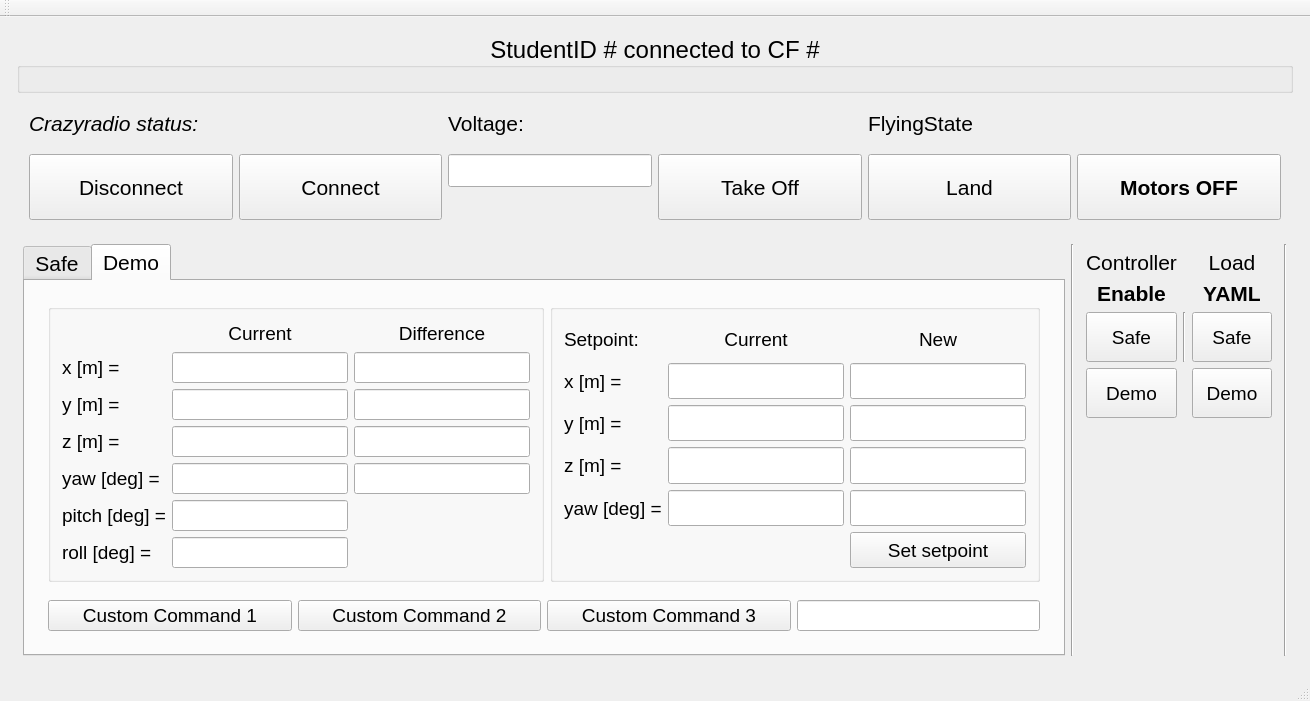
Old version of the form pps_ws/src/d_fall_pps/GUI_Qt/studentGUI/src/MainWindow.ui in the repository alexdidier/rampc-quadrotor.
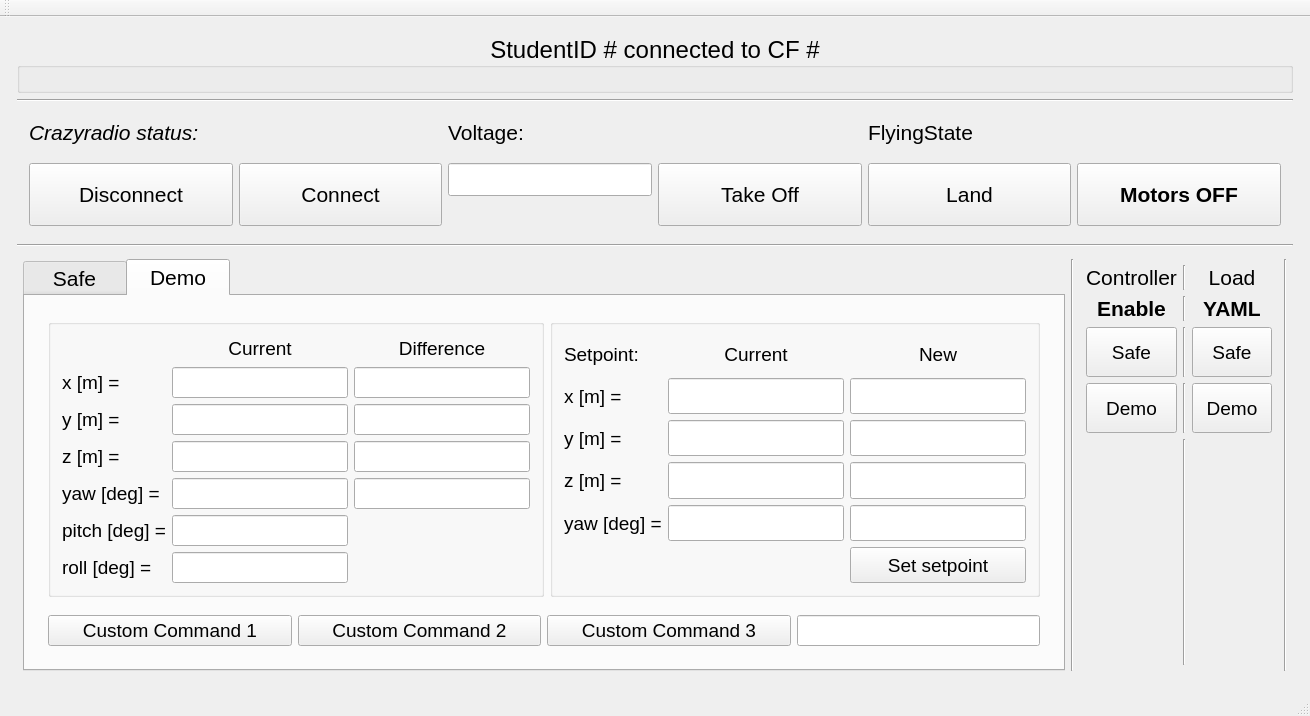
New version of the form. The open tabs and pages were chosen to show the change.

Commit message: Small adjustments to Student GUI

```diff
--- a/pps_ws/src/d_fall_pps/GUI_Qt/studentGUI/src/MainWindow.ui
+++ b/pps_ws/src/d_fall_pps/GUI_Qt/studentGUI/src/MainWindow.ui
@@ -63,6 +63,13 @@
         <layout class="QGridLayout" name="gridLayout_2"/>
        </widget>
       </item>
+      <item>
+       <widget class="Line" name="line_9">
+        <property name="orientation">
+         <enum>Qt::Horizontal</enum>
+        </property>
+       </widget>
+      </item>
       <item>
        <layout class="QVBoxLayout" name="verticalLayout">
         <property name="leftMargin">
@@ -333,6 +340,13 @@
         </item>
        </layout>
       </item>
+      <item>
+       <widget class="Line" name="line_8">
+        <property name="orientation">
+         <enum>Qt::Horizontal</enum>
+        </property>
+       </widget>
+      </item>
       <item>
        <layout class="QHBoxLayout" name="horizontalLayout_8">
         <property name="leftMargin">
@@ -370,7 +384,7 @@
             </font>
            </property>
            <attribute name="title">
-            <string>Safe</string>
+            <string>   Safe   </string>
            </attribute>
            <layout class="QGridLayout" name="gridLayout_5">
             <item row="0" column="0">
@@ -1014,7 +1028,7 @@
           </widget>
           <widget class="QWidget" name="tab_4">
            <attribute name="title">
-            <string>Demo</string>
+            <string>  Demo  </string>
            </attribute>
            <layout class="QGridLayout" name="gridLayout_9">
             <item row="0" column="0">
@@ -1981,6 +1995,34 @@
             </property>
            </widget>
           </item>
+          <item row="4" column="1">
+           <widget class="Line" name="line_4">
+            <property name="orientation">
+             <enum>Qt::Vertical</enum>
+            </property>
+           </widget>
+          </item>
+          <item row="5" column="1">
+           <widget class="Line" name="line_5">
+            <property name="orientation">
+             <enum>Qt::Vertical</enum>
+            </property>
+           </widget>
+          </item>
+          <item row="1" column="1">
+           <widget class="Line" name="line_6">
+            <property name="orientation">
+             <enum>Qt::Vertical</enum>
+            </property>
+           </widget>
+          </item>
+          <item row="0" column="1">
+           <widget class="Line" name="line_7">
+            <property name="orientation">
+             <enum>Qt::Vertical</enum>
+            </property>
+           </widget>
+          </item>
          </layout>
         </item>
         <item>
```
Left out of the diff: 2 changed lines with no effect on the pictures.
